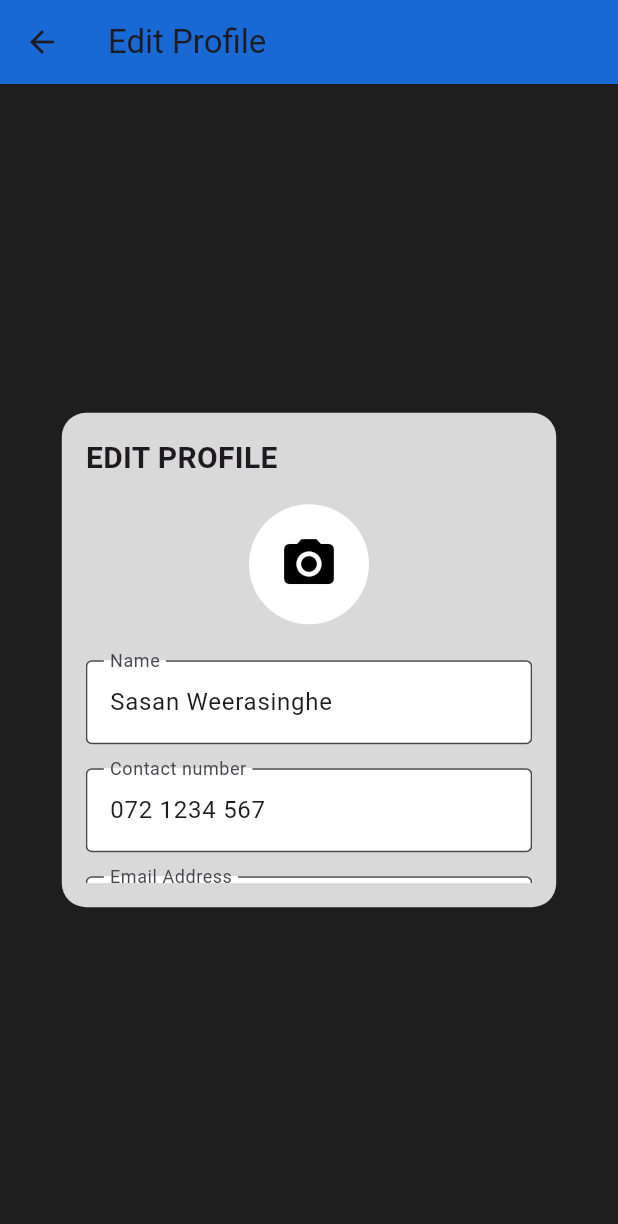
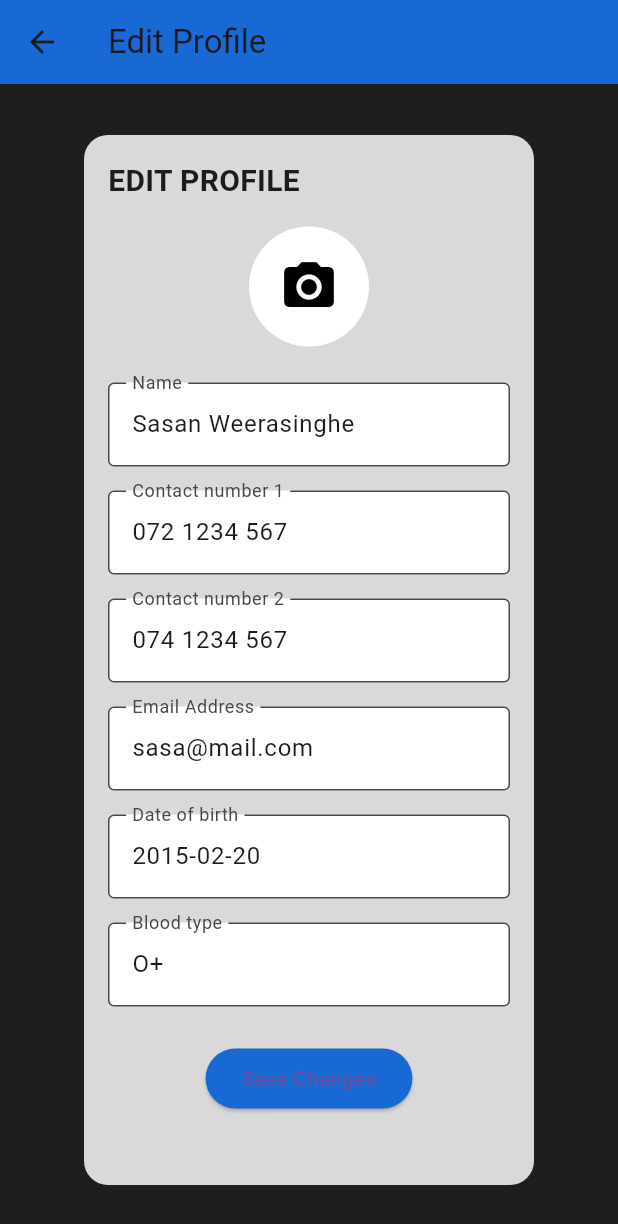
Before and after one commit to Dimath-Ranasinghe/Student_360, a Flutter app: the screen it shows after launch, after a tap on the "settings" icon, on a phone screen of 412 x 824 dp. Shown: the top 1224 px of the screen. Run offline on Flutter 3.47's test engine with Material 3 defaults, Android fonts, the phone set to English and light mode, and no system bars; our stand-ins replace image_picker.

Commit message:
added new features

```diff
--- a/lib/profile_screen.dart
+++ b/lib/profile_screen.dart
@@ -7,23 +7,29 @@ class ProfileScreen extends StatelessWidget {
     return Scaffold(
       backgroundColor: Color(0xFF1E1E1E), // Dark background color
       appBar: AppBar(
-        backgroundColor: Color(0xFF1869D4), // Blue header
-        title: Row(
-          mainAxisAlignment: MainAxisAlignment.center,
-          children: [
-            Image.asset(
-              'assets/logo.png', // Replace with your logo image
-              height: 30,
-            ),
-            SizedBox(width: 8),
-            Text('STUDENT 360°'),
-          ],
-        ),
+        backgroundColor: const Color.fromRGBO(27, 105, 215, 1),
         centerTitle: true,
+        elevation: 0,
+        iconTheme: const IconThemeData(color: Colors.white),
         leading: IconButton(
           icon: Icon(Icons.menu, color: Colors.white),
           onPressed: () {}, // Handle menu button press
         ),
+        actions: [
+          Padding(
+            padding: const EdgeInsets.only(right: 0.0),
+            child: Container(
+              width: 130,
+              height: 100,
+              decoration: const BoxDecoration(
+                image: DecorationImage(
+                  image: AssetImage('assets/logo.png'),
+                  fit: BoxFit.cover,
+                ),
+              ),
+            ),
+          ),
+        ],
       ),
       body: Center(
         child: Container(
@@ -70,9 +76,13 @@ class ProfileScreen extends StatelessWidget {
               ),
               SizedBox(height: 16),
               ProfileDetail(title: "Name", value: "Sasan Weerasinghe"),
-              ProfileDetail(title: "Contact number", value: "072 1234 567"),
+              ProfileDetail(title: "Contact number 1", value: "072 1234 567"),
+              ProfileDetail(title: "Contact number 2", value: "074 1234 567"),
               ProfileDetail(title: "Email Address", value: "sasa@mail.com"),
               ProfileDetail(title: "Class", value: "5-C"),
+              ProfileDetail(title: "Date of birth", value: "2015-02-20"),
+              ProfileDetail(title: "Class teacher", value: "Mr. Sumith"),
+              ProfileDetail(title: "Blood type", value: "O+"),
             ],
           ),
         ),
--- a/lib/settings_screen.dart
+++ b/lib/settings_screen.dart
@@ -12,9 +12,13 @@ class _SettingsScreenState extends State<SettingsScreen> {
   final picker = ImagePicker();
 
   TextEditingController nameController = TextEditingController(text: "Sasan Weerasinghe");
-  TextEditingController contactController = TextEditingController(text: "072 1234 567");
+  TextEditingController contact1Controller = TextEditingController(text: "072 1234 567");
+  TextEditingController contact2Controller = TextEditingController(text: "074 1234 567");
   TextEditingController emailController = TextEditingController(text: "sasa@mail.com");
   TextEditingController classController = TextEditingController(text: "5-C");
+  TextEditingController dobController = TextEditingController(text: "2015-02-20");
+  TextEditingController classteacherController = TextEditingController(text: "Mr. Sumith");
+  TextEditingController bloodtypeController = TextEditingController(text: "O+");
 
   Future pickImage() async {
     final pickedFile = await picker.pickImage(source: ImageSource.gallery);
@@ -39,8 +43,8 @@ class _SettingsScreenState extends State<SettingsScreen> {
           builder: (context, constraints) {
             double size = constraints.maxWidth * 0.8; // Make height = width
             return Container(
-              width: size,
-              height: size, // Keep it square
+              width: 300,
+              height: 700,
               padding: EdgeInsets.all(16),
               decoration: BoxDecoration(
                 color: Color(0xFFD9D9D9), // Light gray profile card
@@ -74,9 +78,11 @@ class _SettingsScreenState extends State<SettingsScreen> {
                     ),
                     SizedBox(height: 16),
                     ProfileEditField(label: "Name", controller: nameController),
-                    ProfileEditField(label: "Contact number", controller: contactController),
+                    ProfileEditField(label: "Contact number 1", controller: contact1Controller),
+                    ProfileEditField(label: "Contact number 2", controller: contact2Controller),
                     ProfileEditField(label: "Email Address", controller: emailController),
-                    ProfileEditField(label: "Class", controller: classController),
+                    ProfileEditField(label: "Date of birth", controller: dobController),
+                    ProfileEditField(label: "Blood type", controller: bloodtypeController),
                     SizedBox(height: 16),
                     ElevatedButton(
                       onPressed: () {
```
Also changed, not shown: pubspec.lock, 7 other files.
